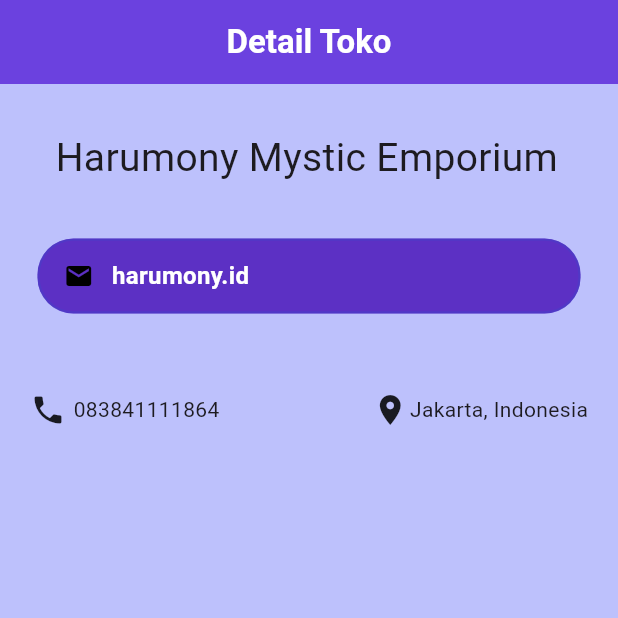
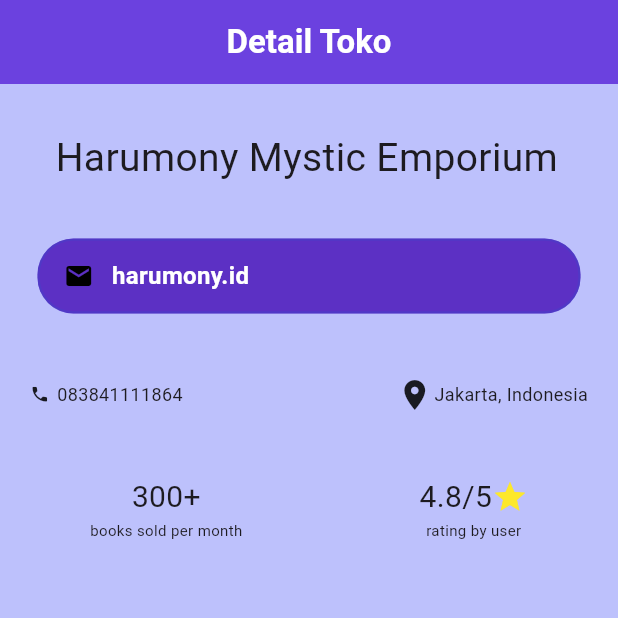
Before and after one commit to yakubandrean/ppkd_ju_yakub, a Flutter app: the screen it shows after launch, on a phone screen of 412 x 824 dp, the top half of it. Run offline on Flutter 3.47's test engine with Material 3 defaults, Android fonts, the phone set to English and light mode, and no system bars.

Commit message:
first commit

```diff
--- a/lib/tugas_2/tugas2.dart
+++ b/lib/tugas_2/tugas2.dart
@@ -55,11 +55,7 @@ class Tugas2 extends StatelessWidget {
               ),
               child: const Row(
                 children: [
-                  Icon(
-                    Icons.email, // Ikon amplop
-                    color: Colors.black,
-                    size: 20,
-                  ),
+                  Icon(Icons.email, color: Colors.black, size: 20),
                   SizedBox(width: 12), // Jarak antara ikon dan teks
                   Text(
                     'harumony.id',
@@ -75,20 +71,59 @@ class Tugas2 extends StatelessWidget {
             Container(
               margin: const EdgeInsets.only(
                 left: 0,
-                top: 20,
+                top: 10,
                 right: 0,
                 bottom: 20,
               ),
               padding: const EdgeInsets.symmetric(horizontal: 0, vertical: 12),
               child: const Row(
                 children: [
-                  Icon(Icons.phone),
+                  Icon(Icons.phone, size: 13),
                   SizedBox(width: 5),
-                  Text('083841111864'),
+                  Text('083841111864', style: TextStyle(fontSize: 12)),
                   Spacer(),
                   Icon(Icons.location_on),
                   SizedBox(width: 1),
-                  Text('Jakarta, Indonesia'),
+                  Text('Jakarta, Indonesia', style: TextStyle(fontSize: 12)),
+                ],
+              ),
+            ),
+            Container(
+              margin: const EdgeInsets.only(
+                left: 0,
+                top: 0,
+                right: 0,
+                bottom: 20,
+              ),
+              padding: const EdgeInsets.symmetric(horizontal: 40, vertical: 10),
+              child: const Row(
+                children: [
+                  Column(
+                    children: [
+                      Text('300+', style: TextStyle(fontSize: 20)),
+                      SizedBox(width: 10),
+                      Text(
+                        'books sold per month',
+                        style: TextStyle(fontSize: 10),
+                      ),
+                    ],
+                  ),
+                  Spacer(),
+                  Column(
+                    children: [
+                      Row(
+                        children: [
+                          Text('4.8/5', style: TextStyle(fontSize: 20)),
+                          Icon(
+                            Icons.star,
+                            color: Color.fromRGBO(255, 233, 34, 0.965),
+                          ),
+                        ],
+                      ),
+                      SizedBox(width: 10),
+                      Text('rating by user', style: TextStyle(fontSize: 10)),
+                    ],
+                  ),
                 ],
               ),
             ),
```
